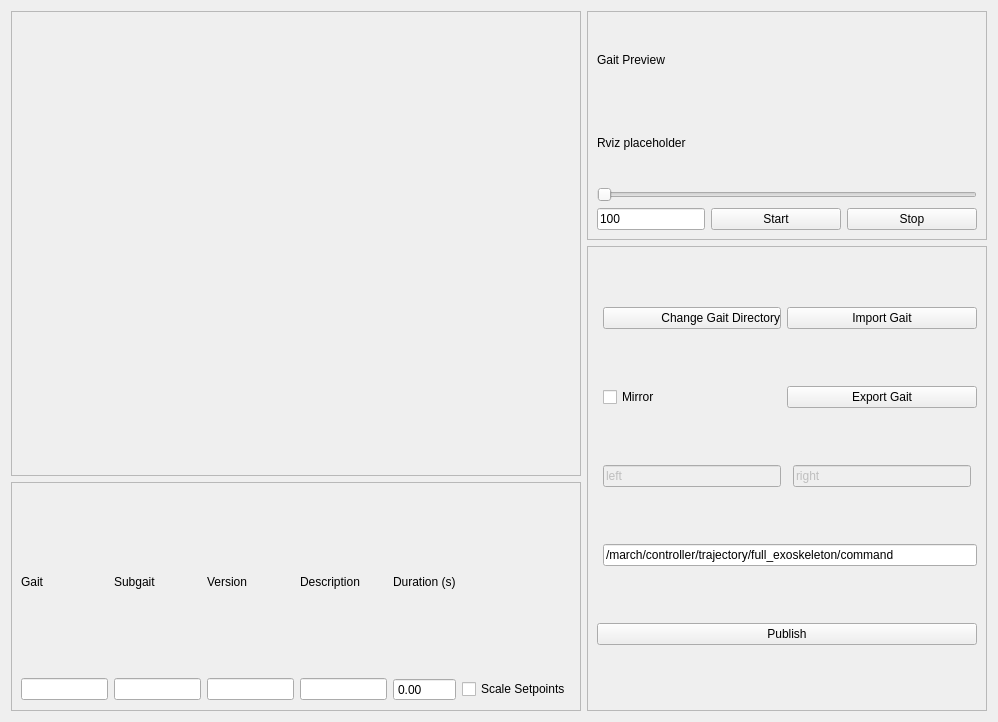
Qt form march_rqt_gait_generator/resource/gait_generator.ui (project-march/ProjectMarch) before a commit.
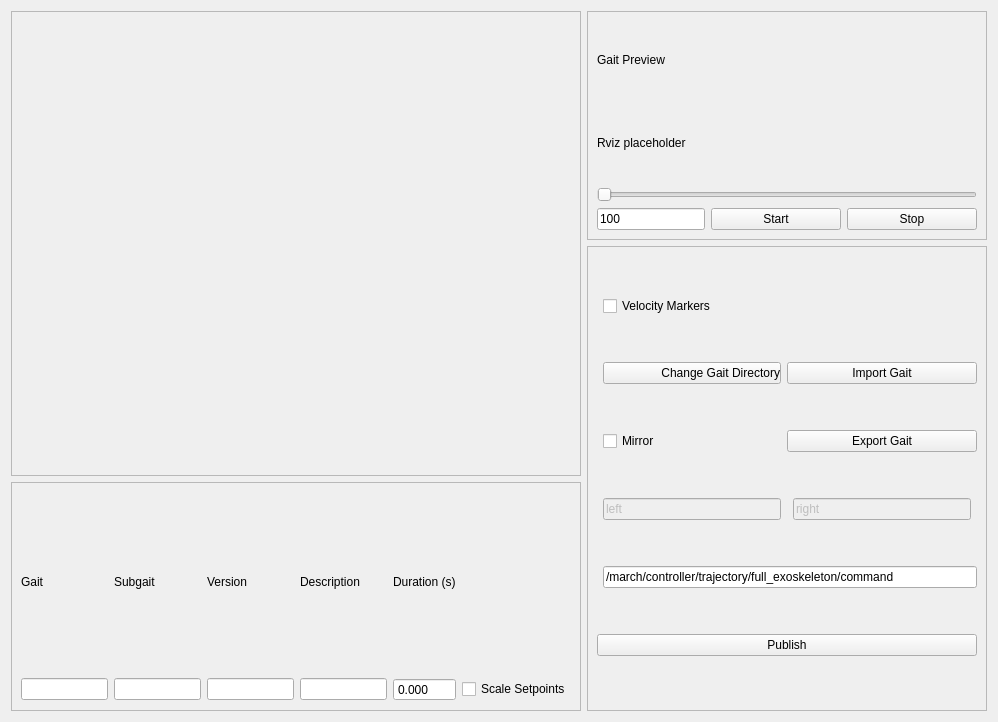
The same form after that commit.

Commit message: Add velocity marker checkbox after removing it in the conflict

Patch:
```diff
--- a/march_rqt_gait_generator/resource/gait_generator.ui
+++ b/march_rqt_gait_generator/resource/gait_generator.ui
@@ -90,6 +90,9 @@
         <property name="buttonSymbols">
          <enum>QAbstractSpinBox::NoButtons</enum>
         </property>
+        <property name="decimals">
+         <number>3</number>
+        </property>
         <property name="singleStep">
          <double>0.000000000000000</double>
         </property>
@@ -223,21 +226,34 @@
       <enum>QFrame::Raised</enum>
      </property>
      <layout class="QGridLayout" name="gridLayout_4">
-      <item row="1" column="3" colspan="3">
+      <item row="7" column="2" colspan="4">
+       <widget class="QLineEdit" name="TopicName">
+        <property name="sizePolicy">
+         <sizepolicy hsizetype="Expanding" vsizetype="Fixed">
+          <horstretch>0</horstretch>
+          <verstretch>0</verstretch>
+         </sizepolicy>
+        </property>
+        <property name="text">
+         <string>/march/controller/trajectory/full_exoskeleton/command</string>
+        </property>
+       </widget>
+      </item>
+      <item row="2" column="3" colspan="3">
        <widget class="QPushButton" name="Export">
         <property name="text">
          <string>Export Gait</string>
         </property>
        </widget>
       </item>
-      <item row="1" column="2">
+      <item row="2" column="2">
        <widget class="QCheckBox" name="Mirror">
         <property name="text">
          <string>Mirror</string>
         </property>
        </widget>
       </item>
-      <item row="7" column="1" colspan="5">
+      <item row="8" column="1" colspan="5">
        <widget class="QPushButton" name="Publish">
         <property name="sizePolicy">
          <sizepolicy hsizetype="Expanding" vsizetype="Fixed">
@@ -250,7 +266,7 @@
         </property>
        </widget>
       </item>
-      <item row="0" column="3" colspan="3">
+      <item row="1" column="3" colspan="3">
        <widget class="QPushButton" name="Import">
         <property name="sizePolicy">
          <sizepolicy hsizetype="Expanding" vsizetype="Fixed">
@@ -263,20 +279,7 @@
         </property>
        </widget>
       </item>
-      <item row="6" column="2" colspan="4">
-       <widget class="QLineEdit" name="TopicName">
-        <property name="sizePolicy">
-         <sizepolicy hsizetype="Expanding" vsizetype="Fixed">
-          <horstretch>0</horstretch>
-          <verstretch>0</verstretch>
-         </sizepolicy>
-        </property>
-        <property name="text">
-         <string>/march/controller/trajectory/full_exoskeleton/command</string>
-        </property>
-       </widget>
-      </item>
-      <item row="0" column="2">
+      <item row="1" column="2">
        <widget class="QPushButton" name="ChangeGaitDirectory">
         <property name="sizePolicy">
          <sizepolicy hsizetype="Expanding" vsizetype="Fixed">
@@ -303,7 +306,7 @@
         </property>
        </widget>
       </item>
-      <item row="2" column="2">
+      <item row="3" column="2">
        <widget class="QLineEdit" name="Key1">
         <property name="enabled">
          <bool>false</bool>
@@ -313,7 +316,7 @@
         </property>
        </widget>
       </item>
-      <item row="2" column="4">
+      <item row="3" column="4">
        <widget class="QLineEdit" name="Key2">
         <property name="enabled">
          <bool>false</bool>
@@ -323,6 +326,13 @@
         </property>
        </widget>
       </item>
+      <item row="0" column="2">
+       <widget class="QCheckBox" name="ShowVelocityMarkers">
+        <property name="text">
+         <string>Velocity Markers</string>
+        </property>
+       </widget>
+      </item>
      </layout>
     </widget>
    </item>
```
